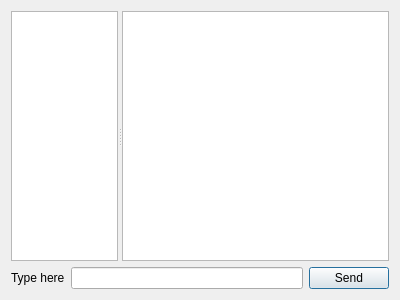
Old version of the form mqt/MqtBase/ChatFrame.ui in the repository Rsclub22/Minos2-Mirror.
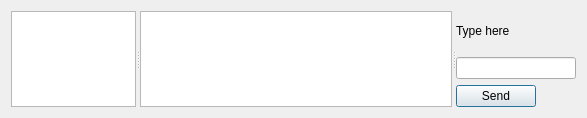
New version of the form. Custom widgets are drawn as their Qt base class.

Commit message: Try to improve chat layout for logger

What changed in the file:
```diff
--- a/mqt/MqtBase/ChatFrame.ui
+++ b/mqt/MqtBase/ChatFrame.ui
@@ -6,16 +6,22 @@
    <rect>
     <x>0</x>
     <y>0</y>
-    <width>400</width>
-    <height>300</height>
+    <width>587</width>
+    <height>118</height>
    </rect>
   </property>
   <property name="windowTitle">
    <string>Frame</string>
   </property>
-  <layout class="QVBoxLayout" name="verticalLayout">
+  <layout class="QVBoxLayout" name="verticalLayout_2">
    <item>
     <widget class="MinosSplitter" name="splitter">
+     <property name="sizePolicy">
+      <sizepolicy hsizetype="Expanding" vsizetype="Expanding">
+       <horstretch>0</horstretch>
+       <verstretch>0</verstretch>
+      </sizepolicy>
+     </property>
      <property name="orientation">
       <enum>Qt::Horizontal</enum>
      </property>
@@ -47,10 +53,8 @@
        <bool>true</bool>
       </property>
      </widget>
-    </widget>
-   </item>
-   <item>
-    <layout class="QHBoxLayout" name="horizontalLayout">
+     <widget class="QWidget" name="">
+      <layout class="QVBoxLayout" name="verticalLayout">
      <item>
       <widget class="QLabel" name="label">
        <property name="text">
@@ -60,6 +64,12 @@
      </item>
      <item>
       <widget class="QLineEdit" name="ChatEdit">
+         <property name="sizePolicy">
+          <sizepolicy hsizetype="Expanding" vsizetype="Fixed">
+           <horstretch>0</horstretch>
+           <verstretch>0</verstretch>
+          </sizepolicy>
+         </property>
        <property name="focusPolicy">
         <enum>Qt::ClickFocus</enum>
        </property>
@@ -69,6 +79,8 @@
       </widget>
      </item>
      <item>
+        <layout class="QHBoxLayout" name="horizontalLayout">
+         <item>
       <widget class="QPushButton" name="SendButton">
        <property name="focusPolicy">
         <enum>Qt::NoFocus</enum>
@@ -84,7 +96,24 @@
        </property>
       </widget>
      </item>
-    </layout>
+         <item>
+          <spacer name="horizontalSpacer">
+           <property name="orientation">
+            <enum>Qt::Horizontal</enum>
+           </property>
+           <property name="sizeHint" stdset="0">
+            <size>
+             <width>40</width>
+             <height>20</height>
+            </size>
+           </property>
+          </spacer>
+         </item>
+        </layout>
+       </item>
+      </layout>
+     </widget>
+    </widget>
    </item>
   </layout>
  </widget>
```
Lines whose indentation alone changed are shown as unchanged.
